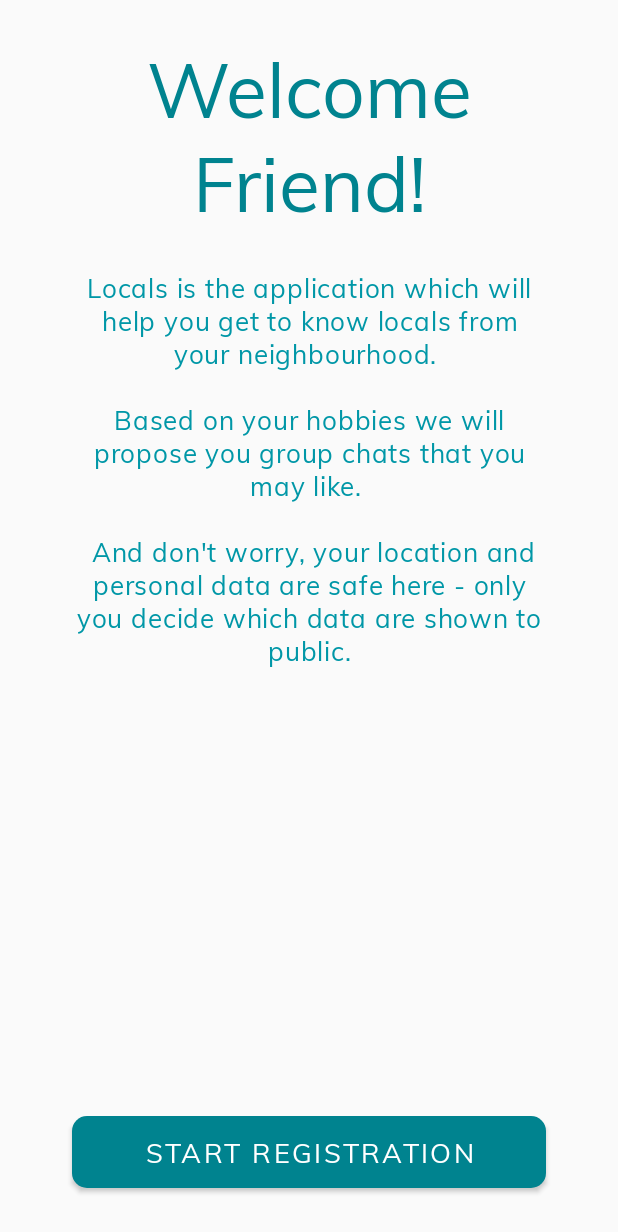
After one commit to wojtekkula3/Locals, an Android app: the RegisterInformationFragment screen opened through its navigation route, on a phone screen of 412 x 824 dp. The commit adds this screen. Shown: the top 1232 px of the screen. Run offline under Robolectric (Android 15) with nearby library versions, the phone set to English and light mode, and no system bars; our stand-ins replace Dagger/Hilt's generated code; 1 statement that could not run was skipped.

Commit message:
LOC-13: register information fragment

```diff
--- a/app/src/main/java/com/wojciechkula/locals/navigation/LoginNavigator.kt
+++ b/app/src/main/java/com/wojciechkula/locals/navigation/LoginNavigator.kt
@@ -1,14 +1,13 @@
 package com.wojciechkula.locals.navigation
 
 import androidx.navigation.NavController
-import com.wojciechkula.locals.presentation.forgotpassword.ForgotPasswordFragmentDirections
 import com.wojciechkula.locals.presentation.login.LoginFragmentDirections
 import javax.inject.Inject
 
 internal class LoginNavigator @Inject constructor() {
 
     fun openRegister(navController: NavController) {
-        val direction = LoginFragmentDirections.openRegister()
+        val direction = LoginFragmentDirections.openRegisterInformation()
         navController.navigate(direction)
     }
 
--- a/app/src/main/java/com/wojciechkula/locals/navigation/RegisterHobbiesNavigator.kt
+++ b/app/src/main/java/com/wojciechkula/locals/navigation/RegisterHobbiesNavigator.kt
@@ -1,12 +1,12 @@
 package com.wojciechkula.locals.navigation
 
 import androidx.navigation.NavController
-import com.wojciechkula.locals.presentation.register.hobbies.RegisterHobbiesDirections
+import com.wojciechkula.locals.presentation.register.hobbies.RegisterHobbiesFragmentDirections
 
 internal class RegisterHobbiesNavigator {
 
     fun openDashboard(navController: NavController) {
-        val direction = RegisterHobbiesDirections.openDashboard()
+        val direction = RegisterHobbiesFragmentDirections.openDashboard()
         navController.navigate(direction)
     }
 }
--- /dev/null
+++ b/app/src/main/java/com/wojciechkula/locals/navigation/RegisterInformationNavigator.kt
@@ -0,0 +1,13 @@
+package com.wojciechkula.locals.navigation
+
+import androidx.navigation.NavController
+import com.wojciechkula.locals.presentation.register.information.RegisterInformationFragmentDirections
+import javax.inject.Inject
+
+internal class RegisterInformationNavigator @Inject constructor(){
+
+    fun openRegisterData(navController: NavController){
+        val direction = RegisterInformationFragmentDirections.openRegisterData()
+        navController.navigate(direction)
+    }
+}
--- a/app/src/main/java/com/wojciechkula/locals/navigation/RegisterNavigator.kt
+++ /dev/null
@@ -1,12 +0,0 @@
-package com.wojciechkula.locals.navigation
-
-import androidx.navigation.NavController
-import com.wojciechkula.locals.presentation.register.userdata.RegisterFragmentDirections
-
-internal class RegisterNavigator {
-
-    fun openRegisterHobbies(navController: NavController) {
-        val direction = RegisterFragmentDirections.openRegisterHobbies()
-        navController.navigate(direction)
-    }
-}
--- /dev/null
+++ b/app/src/main/java/com/wojciechkula/locals/navigation/RegisterUserDataNavigator.kt
@@ -0,0 +1,12 @@
+package com.wojciechkula.locals.navigation
+
+import androidx.navigation.NavController
+import com.wojciechkula.locals.presentation.register.userdata.RegisterUserDataFragmentDirections
+
+internal class RegisterUserDataNavigator {
+
+    fun openRegisterHobbies(navController: NavController) {
+        val direction = RegisterUserDataFragmentDirections.openRegisterHobbies()
+        navController.navigate(direction)
+    }
+}
--- a/app/src/main/java/com/wojciechkula/locals/presentation/register/userdata/RegisterFragment.kt
+++ b/app/src/main/java/com/wojciechkula/locals/presentation/register/hobbies/RegisterHobbiesFragment.kt
@@ -1,18 +1,18 @@
-package com.wojciechkula.locals.presentation.register.userdata
+package com.wojciechkula.locals.presentation.register.hobbies
 
 import android.os.Bundle
 import androidx.fragment.app.Fragment
 import android.view.LayoutInflater
 import android.view.View
 import android.view.ViewGroup
-import com.wojciechkula.locals.databinding.FragmentRegisterBinding
-import com.wojciechkula.locals.navigation.RegisterNavigator
+import com.wojciechkula.locals.databinding.FragmentRegisterHobbiesBinding
+import com.wojciechkula.locals.navigation.RegisterHobbiesNavigator
 
-internal class RegisterFragment : Fragment() {
+internal class RegisterHobbiesFragment : Fragment() {
 
-    lateinit var navigator: RegisterNavigator
+    lateinit var navigator: RegisterHobbiesNavigator
 
-    private var _binding: FragmentRegisterBinding? = null
+    private var _binding: FragmentRegisterHobbiesBinding? = null
     private val binding
         get() = _binding!!
 
@@ -24,7 +24,7 @@ internal class RegisterFragment : Fragment() {
         inflater: LayoutInflater, container: ViewGroup?,
         savedInstanceState: Bundle?
     ): View? {
-        _binding = FragmentRegisterBinding.inflate(layoutInflater, container, false)
+        _binding = FragmentRegisterHobbiesBinding.inflate(layoutInflater, container, false)
         return binding.root
     }
 
--- /dev/null
+++ b/app/src/main/java/com/wojciechkula/locals/presentation/register/information/RegisterInformationFragment.kt
@@ -0,0 +1,41 @@
+package com.wojciechkula.locals.presentation.register.information
+
+import android.os.Bundle
+import androidx.fragment.app.Fragment
+import android.view.LayoutInflater
+import android.view.View
+import android.view.ViewGroup
+import androidx.navigation.fragment.findNavController
+import com.wojciechkula.locals.databinding.FragmentRegisterInformationBinding
+import com.wojciechkula.locals.navigation.RegisterInformationNavigator
+import dagger.hilt.android.AndroidEntryPoint
+import javax.inject.Inject
+
+@AndroidEntryPoint
+internal class RegisterInformationFragment : Fragment() {
+
+    @Inject
+    lateinit var navigator: RegisterInformationNavigator
+
+    private var _binding: FragmentRegisterInformationBinding? = null
+    private val binding
+        get() = _binding!!
+
+    override fun onCreateView(
+        inflater: LayoutInflater, container: ViewGroup?,
+        savedInstanceState: Bundle?
+    ): View? {
+        _binding = FragmentRegisterInformationBinding.inflate(layoutInflater, container, false)
+        return binding.root
+    }
+
+    override fun onViewCreated(view: View, savedInstanceState: Bundle?) {
+        super.onViewCreated(view, savedInstanceState)
+        navigator = RegisterInformationNavigator()
+        initViews()
+    }
+
+    private fun initViews() {
+        binding.nextButton.setOnClickListener { navigator.openRegisterData(findNavController()) }
+    }
+}
--- a/app/src/main/java/com/wojciechkula/locals/presentation/register/hobbies/RegisterHobbies.kt
+++ b/app/src/main/java/com/wojciechkula/locals/presentation/register/userdata/RegisterUserDataFragment.kt
@@ -1,18 +1,18 @@
-package com.wojciechkula.locals.presentation.register.hobbies
+package com.wojciechkula.locals.presentation.register.userdata
 
 import android.os.Bundle
 import androidx.fragment.app.Fragment
 import android.view.LayoutInflater
 import android.view.View
 import android.view.ViewGroup
-import com.wojciechkula.locals.databinding.FragmentRegisterHobbiesBinding
-import com.wojciechkula.locals.navigation.RegisterHobbiesNavigator
+import com.wojciechkula.locals.databinding.FragmentRegisterUserDataBinding
+import com.wojciechkula.locals.navigation.RegisterUserDataNavigator
 
-internal class RegisterHobbies : Fragment() {
+internal class RegisterUserDataFragment : Fragment() {
 
-    lateinit var navigator: RegisterHobbiesNavigator
+    lateinit var userDataNavigator: RegisterUserDataNavigator
 
-    private var _binding: FragmentRegisterHobbiesBinding? = null
+    private var _binding: FragmentRegisterUserDataBinding? = null
     private val binding
         get() = _binding!!
 
@@ -24,7 +24,7 @@ internal class RegisterHobbies : Fragment() {
         inflater: LayoutInflater, container: ViewGroup?,
         savedInstanceState: Bundle?
     ): View? {
-        _binding = FragmentRegisterHobbiesBinding.inflate(layoutInflater, container, false)
+        _binding = FragmentRegisterUserDataBinding.inflate(layoutInflater, container, false)
         return binding.root
     }
 
--- a/app/src/main/res/layout/fragment_register_hobbies.xml
+++ b/app/src/main/res/layout/fragment_register_hobbies.xml
@@ -3,7 +3,7 @@
     xmlns:tools="http://schemas.android.com/tools"
     android:layout_width="match_parent"
     android:layout_height="match_parent"
-    tools:context=".presentation.register.hobbies.RegisterHobbies">
+    tools:context=".presentation.register.hobbies.RegisterHobbiesFragment">
 
     <!-- TODO: Update blank fragment layout -->
     <TextView
--- /dev/null
+++ b/app/src/main/res/layout/fragment_register_information.xml
@@ -0,0 +1,54 @@
+<?xml version="1.0" encoding="utf-8"?>
+<androidx.constraintlayout.widget.ConstraintLayout xmlns:android="http://schemas.android.com/apk/res/android"
+    xmlns:app="http://schemas.android.com/apk/res-auto"
+    xmlns:tools="http://schemas.android.com/tools"
+    android:layout_width="match_parent"
+    android:layout_height="match_parent"
+    tools:context=".presentation.register.information.RegisterInformationFragment">
+
+    <TextView
+        android:id="@+id/helloLabel"
+        android:layout_width="0dp"
+        android:layout_height="wrap_content"
+        android:layout_marginStart="24dp"
+        android:layout_marginTop="24dp"
+        android:layout_marginEnd="24dp"
+        android:gravity="center"
+        android:text="@string/register_information_welcome_friend"
+        android:textAppearance="?textAppearanceH3"
+        android:textColor="@color/blue_800"
+        app:layout_constraintEnd_toEndOf="parent"
+        app:layout_constraintStart_toStartOf="parent"
+        app:layout_constraintTop_toTopOf="parent" />
+
+    <TextView
+        android:id="@+id/introductionLabel"
+        android:layout_width="0dp"
+        android:layout_height="wrap_content"
+        android:layout_marginStart="48dp"
+        android:layout_marginTop="24dp"
+        android:layout_marginEnd="48dp"
+        android:gravity="center"
+        android:text="@string/register_information_introduction"
+        android:textAppearance="?textAppearanceB1"
+        android:textColor="@color/blue_700"
+        app:layout_constraintEnd_toEndOf="parent"
+        app:layout_constraintStart_toStartOf="parent"
+        app:layout_constraintTop_toBottomOf="@+id/helloLabel" />
+
+    <Button
+        android:id="@+id/nextButton"
+        android:layout_width="0dp"
+        android:layout_height="wrap_content"
+        android:layout_marginStart="48dp"
+        android:layout_marginEnd="48dp"
+        android:layout_marginBottom="32dp"
+        android:background="@drawable/button"
+        android:text="@string/register_information_start_registration"
+        android:textAppearance="?textAppearanceButton"
+        android:textColor="@color/white"
+        app:layout_constraintBottom_toBottomOf="parent"
+        app:layout_constraintEnd_toEndOf="parent"
+        app:layout_constraintStart_toStartOf="parent" />
+
+</androidx.constraintlayout.widget.ConstraintLayout>
--- a/app/src/main/res/layout/fragment_register.xml
+++ b/app/src/main/res/layout/fragment_register_user_data.xml
@@ -3,7 +3,7 @@
     xmlns:tools="http://schemas.android.com/tools"
     android:layout_width="match_parent"
     android:layout_height="match_parent"
-    tools:context=".presentation.register.userdata.RegisterFragment">
+    tools:context=".presentation.register.userdata.RegisterUserDataFragment">
 
     <!-- TODO: Update blank fragment layout -->
     <TextView
--- a/app/src/main/res/navigation/nav_main.xml
+++ b/app/src/main/res/navigation/nav_main.xml
@@ -37,26 +37,35 @@
             android:id="@+id/openDashboard"
             app:destination="@id/dashboardFragment" />
         <action
-            android:id="@+id/openRegister"
-            app:destination="@id/registerUserDataFragment" />
-        <action
             android:id="@+id/openForgotPassword"
             app:destination="@id/forgotPasswordFragment" />
+        <action
+            android:id="@+id/openRegisterInformation"
+            app:destination="@id/registerInformationFragment" />
     </fragment>
 
     <fragment
         android:id="@+id/registerUserDataFragment"
-        android:name="com.wojciechkula.locals.presentation.register.userdata.RegisterFragment"
-        android:label="fragment_register"
-        tools:layout="@layout/fragment_register">
+        android:name="com.wojciechkula.locals.presentation.register.userdata.RegisterUserDataFragment"
+        android:label="fragment_register_user_data"
+        tools:layout="@layout/fragment_register_user_data">
         <action
             android:id="@+id/openRegisterHobbies"
-            app:destination="@id/registerHobbies" />
+            app:destination="@id/registerHobbiesFragment" />
     </fragment>
 
     <fragment
-        android:id="@+id/registerHobbies"
-        android:name="com.wojciechkula.locals.presentation.register.hobbies.RegisterHobbies"
+        android:id="@+id/forgotPasswordFragment"
+        android:name="com.wojciechkula.locals.presentation.forgotpassword.ForgotPasswordFragment"
+        android:label="fragment_forgot_password"
+        tools:layout="@layout/fragment_forgot_password">
+        <action
+            android:id="@+id/openLogin"
+            app:destination="@id/loginFragment" />
+    </fragment>
+    <fragment
+        android:id="@+id/registerHobbiesFragment"
+        android:name="com.wojciechkula.locals.presentation.register.hobbies.RegisterHobbiesFragment"
         android:label="fragment_register_hobbies"
         tools:layout="@layout/fragment_register_hobbies">
         <action
@@ -64,12 +73,12 @@
             app:destination="@id/dashboardFragment" />
     </fragment>
     <fragment
-        android:id="@+id/forgotPasswordFragment"
-        android:name="com.wojciechkula.locals.presentation.forgotpassword.ForgotPasswordFragment"
-        android:label="fragment_forgot_password"
-        tools:layout="@layout/fragment_forgot_password" >
+        android:id="@+id/registerInformationFragment"
+        android:name="com.wojciechkula.locals.presentation.register.information.RegisterInformationFragment"
+        android:label="fragment_register_information"
+        tools:layout="@layout/fragment_register_information">
         <action
-            android:id="@+id/openLogin"
-            app:destination="@id/loginFragment" />
+            android:id="@+id/openRegisterData"
+            app:destination="@id/registerUserDataFragment" />
     </fragment>
 </navigation>
--- a/app/src/main/res/values/strings.xml
+++ b/app/src/main/res/values/strings.xml
@@ -14,4 +14,9 @@
     <string name="common_dialog_loading">Please wait...</string>
     <string name="hello_blank_fragment">Hello blank fragment</string>
 
+    <!-- Register information -->
+    <string name="register_information_welcome_friend">Welcome Friend!</string>
+    <string name="register_information_introduction">Locals is the application which will help you get to know locals from your neighbourhood. \n\nBased on your hobbies we will propose you group chats that you may like. \n\n And don\'t worry, your location and personal data are safe here - only you decide which data are shown to public.</string>
+    <string name="register_information_start_registration">Start registration</string>
+
 </resources>
```
